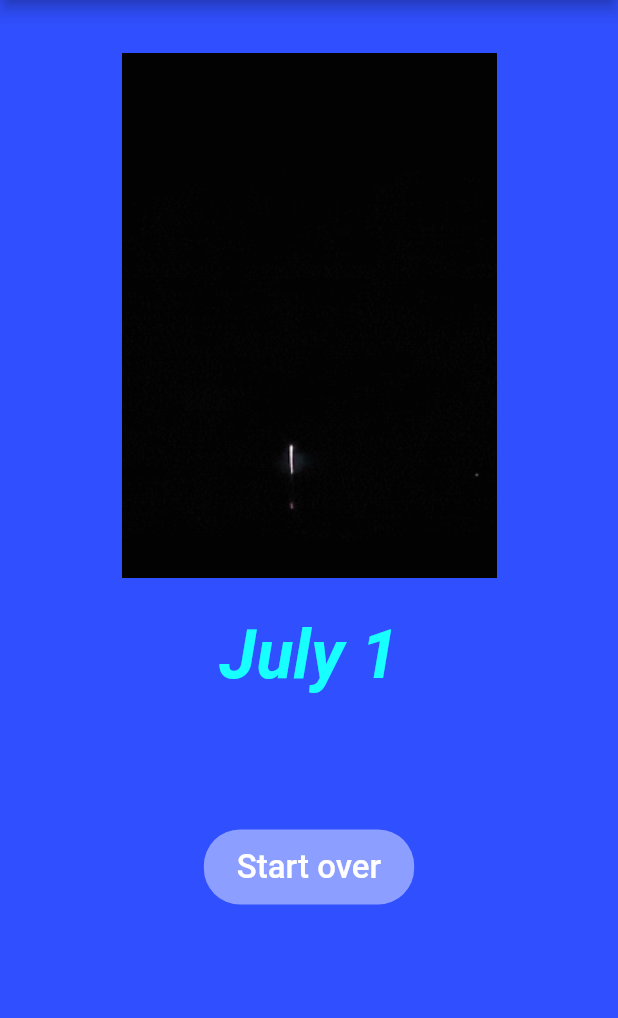
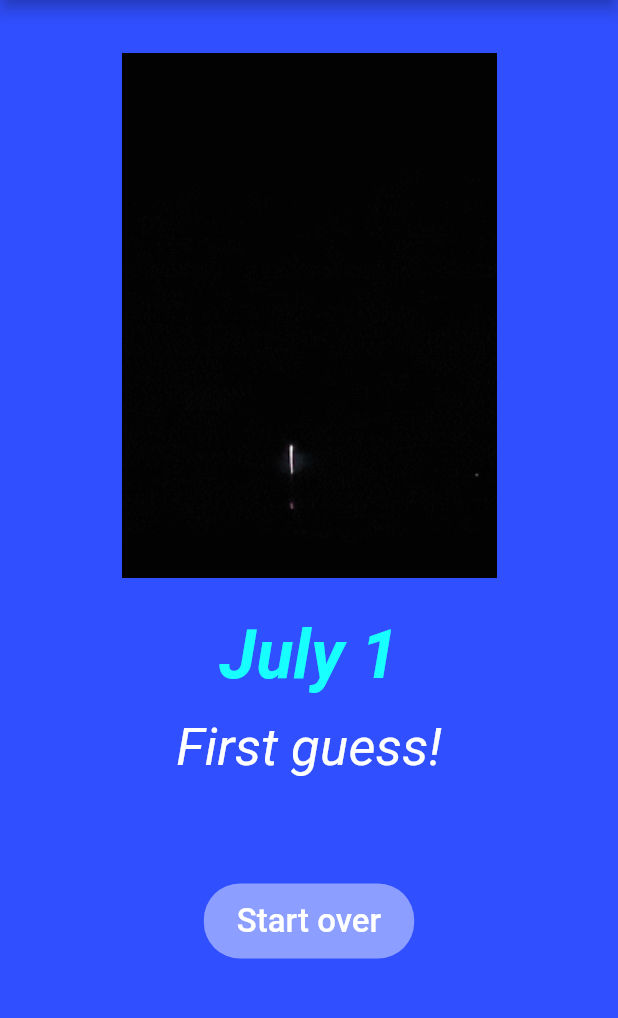
Before and after one commit to darylrue/guess_birthday, a Flutter app: the screen it shows after launch, after a tap on "Correct!", on a phone screen of 412 x 824 dp, the part 84-1102 px from its top. Run offline on Flutter 3.47's test engine with Material 2 defaults, Android fonts, the phone set to English and light mode, and no system bars; our stand-ins replace rxdart.

Commit message:
Add guess number to fireworks page

```diff
--- a/lib/main.dart
+++ b/lib/main.dart
@@ -80,7 +80,7 @@ class _MyHomePageState extends State<MyHomePage> {
                   var correct = snapshot.data.correct;
                   var error = snapshot.data.error;
                   if (correct) {
-                    return Widgets.buildFireworks(theme: theme, guessDate: guessDate);
+                    return Widgets.buildFireworks(theme: theme, guessDesc: guessDesc, guessDate: guessDate);
                   }
                   if (error != null) {
                     return Widgets.buildErrorWidget(theme: theme, error: error);
--- a/lib/mainBloc.dart
+++ b/lib/mainBloc.dart
@@ -61,8 +61,9 @@ class MainBloc {
   }
 
   void correct() {
-    var dataObj = MainPageDataObj(guessDate: DateService.dayToDate(guess), correct: true);
-    this._mainPageData.sink.add(dataObj);
+    var dataObj = MainPageDataObj(guessDesc: this.guessDesc[this.guessNum],
+        guessDate: DateService.dayToDate(guess), correct: true);
+    _send(dataObj);
   }
 
   void reset() {
--- a/lib/widgets.dart
+++ b/lib/widgets.dart
@@ -64,7 +64,7 @@ class Widgets {
     );
   }
 
-  static Widget buildFireworks({ThemeData theme, String guessDate}) {
+  static Widget buildFireworks({ThemeData theme, String guessDesc, String guessDate}) {
     var topSpacing = mainBloc.screenHeight > 600 ? 35.0 : 15.0;
     return Column(
       children: [
@@ -77,7 +77,13 @@ class Widgets {
           fontWeight: FontWeight.bold,
           color: Colors.cyanAccent,
         )),
-        SizedBox(height: 90.0),
+        SizedBox(height: 15.0),
+        Text('$guessDesc guess!', style: TextStyle(
+          fontSize: 35.0,
+          fontStyle: FontStyle.italic,
+          color: Colors.white,
+        )),
+        SizedBox(height: 70.0),
         startOverButton(theme: theme),
         SizedBox(height: 20.0)
       ]
```
